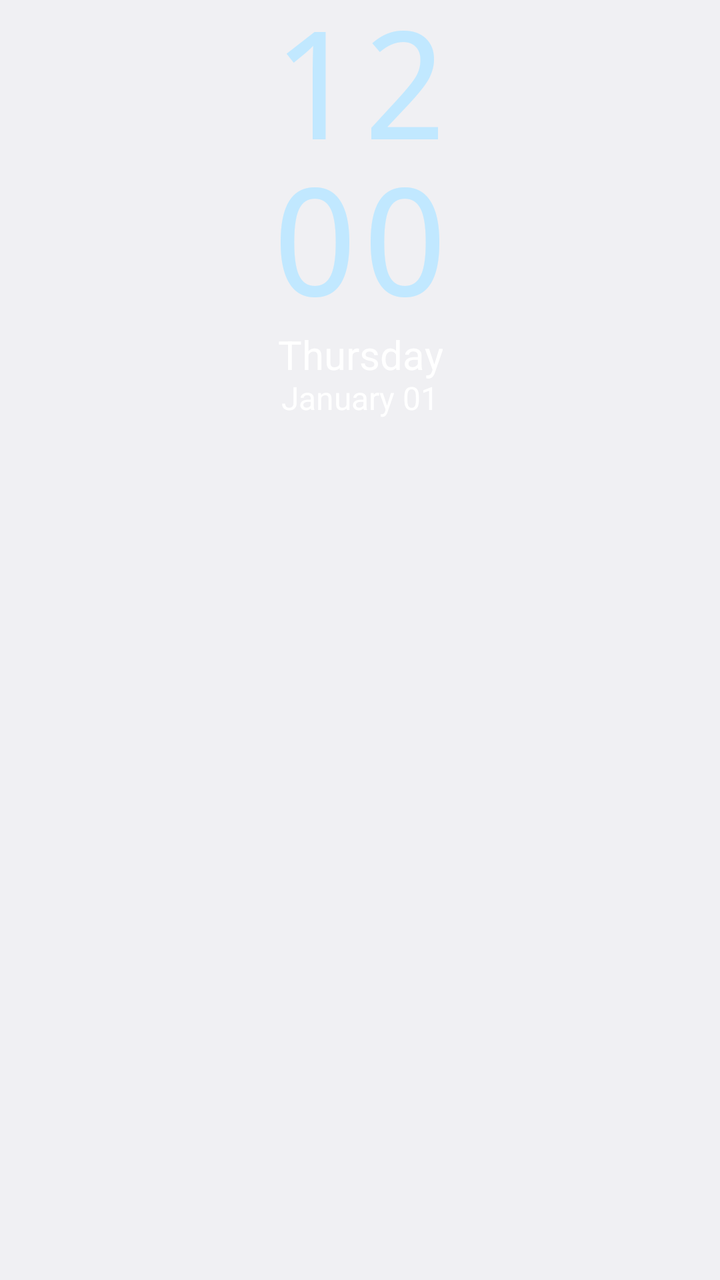
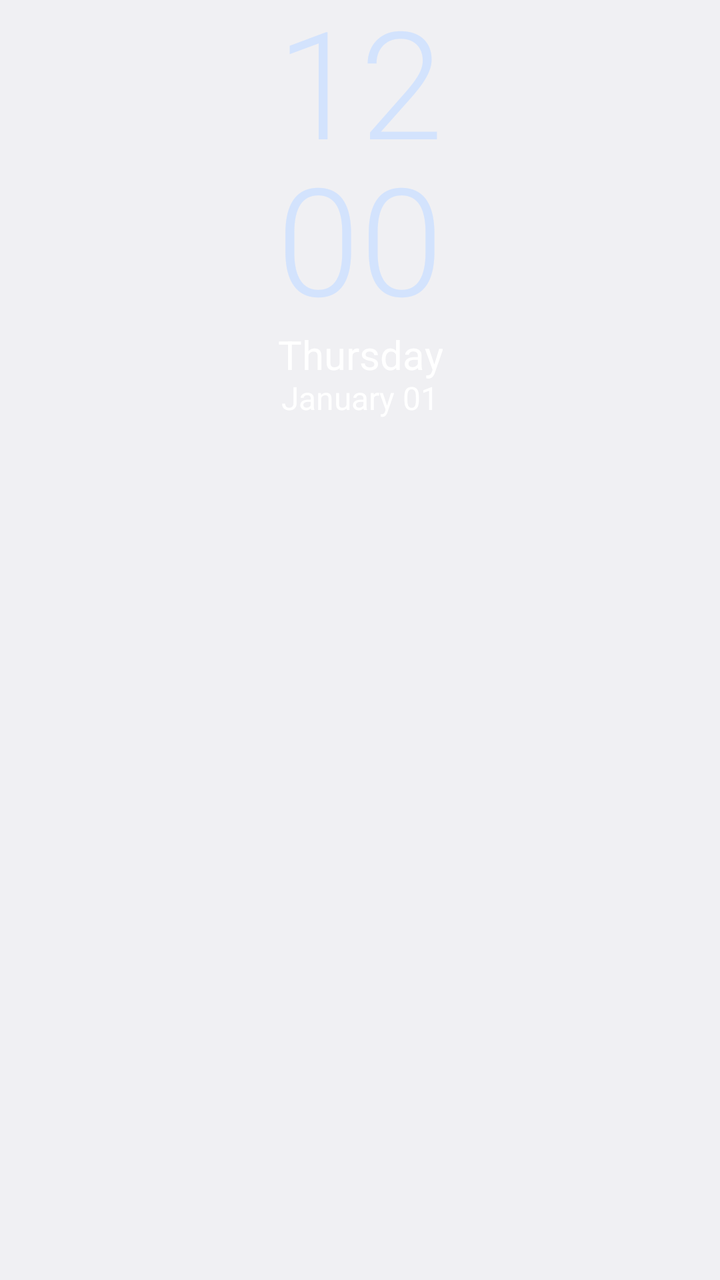

Two renders of the same Android screen: before a commit and after it. Below are the layout's source before the change and the commit's diff.
<!-- AndroidManifest.xml: application theme android:Theme.DeviceDefault.Light.NoActionBar -->
<!-- res/layout/zclock_ls_1.xml -->
<?xml version="1.0" encoding="utf-8"?>
<LinearLayout xmlns:android="http://schemas.android.com/apk/res/android"
    android:layout_width="match_parent"
    android:layout_height="wrap_content"
    android:layout_gravity="center_horizontal|top"
    android:gravity="center_horizontal|top"
    android:orientation="vertical">

    <LinearLayout
        android:layout_width="match_parent"
        android:layout_height="wrap_content"
        android:layout_gravity="center_horizontal"
        android:layout_marginHorizontal="20dp"
        android:orientation="vertical">

        <LinearLayout
            android:layout_width="match_parent"
            android:layout_height="wrap_content"
            android:layout_gravity="center_horizontal"
            android:orientation="vertical">

            <TextClock
                android:layout_width="match_parent"
                android:layout_height="wrap_content"
                android:fontFamily="@*android:string/config_clockFontFamily"
                android:format12Hour="hh"
                android:format24Hour="HH"
                android:gravity="center"
                android:includeFontPadding="false"
                android:tag="accent1|nolineheight"
                android:textAlignment="center"
                android:textColor="@android:color/system_accent1_100"
                android:textSize="75sp" />

            <TextClock
                android:layout_width="match_parent"
                android:layout_height="wrap_content"
                android:layout_marginTop="-10dp"
                android:fontFamily="@*android:string/config_clockFontFamily"
                android:format12Hour="mm"
                android:format24Hour="mm"
                android:gravity="center"
                android:includeFontPadding="false"
                android:tag="accent1"
                android:textAlignment="center"
                android:textColor="@android:color/system_accent1_100"
                android:textSize="75sp" />
        </LinearLayout>

        <TextClock
            android:layout_width="wrap_content"
            android:layout_height="wrap_content"
            android:layout_gravity="center"
            android:format12Hour="EEEE"
            android:format24Hour="EEEE"
            android:gravity="center"
            android:includeFontPadding="false"
            android:singleLine="true"
            android:tag="text1"
            android:textColor="@android:color/white"
            android:textSize="20dp" />

        <TextClock
            android:layout_width="wrap_content"
            android:layout_height="wrap_content"
            android:layout_gravity="center"
            android:format12Hour="MMMM dd"
            android:format24Hour="dd MMMM"
            android:gravity="center"
            android:includeFontPadding="false"
            android:singleLine="true"
            android:tag="text1"
            android:textAlignment="center"
            android:textColor="@android:color/white"
            android:textSize="16dp" />
    </LinearLayout>
</LinearLayout>
<!-- resources referenced by this layout -->
<resources>

</resources>

<!-- the commit's change to res/layout/zclock_ls_1.xml (unified diff, before → after) -->
@@ -22,28 +22,28 @@
             <TextClock
                 android:layout_width="match_parent"
                 android:layout_height="wrap_content"
-                android:fontFamily="@*android:string/config_clockFontFamily"
+                android:fontFamily="sans-serif-light"
                 android:format12Hour="hh"
                 android:format24Hour="HH"
                 android:gravity="center"
                 android:includeFontPadding="false"
                 android:tag="accent1|nolineheight"
                 android:textAlignment="center"
-                android:textColor="@android:color/system_accent1_100"
+                android:textColor="@color/zc_accent1_100"
                 android:textSize="75sp" />
 
             <TextClock
                 android:layout_width="match_parent"
                 android:layout_height="wrap_content"
                 android:layout_marginTop="-10dp"
-                android:fontFamily="@*android:string/config_clockFontFamily"
+                android:fontFamily="sans-serif-light"
                 android:format12Hour="mm"
                 android:format24Hour="mm"
                 android:gravity="center"
                 android:includeFontPadding="false"
                 android:tag="accent1"
                 android:textAlignment="center"
-                android:textColor="@android:color/system_accent1_100"
+                android:textColor="@color/zc_accent1_100"
                 android:textSize="75sp" />
         </LinearLayout>
 
<!-- resource entries referenced after the edit -->
@@ -1,5 +1,5 @@
 <!-- resources referenced by this layout -->
 <resources>
-
+  <color name="zc_accent1_100">#FFD3E3FD</color>
 </resources>
 
